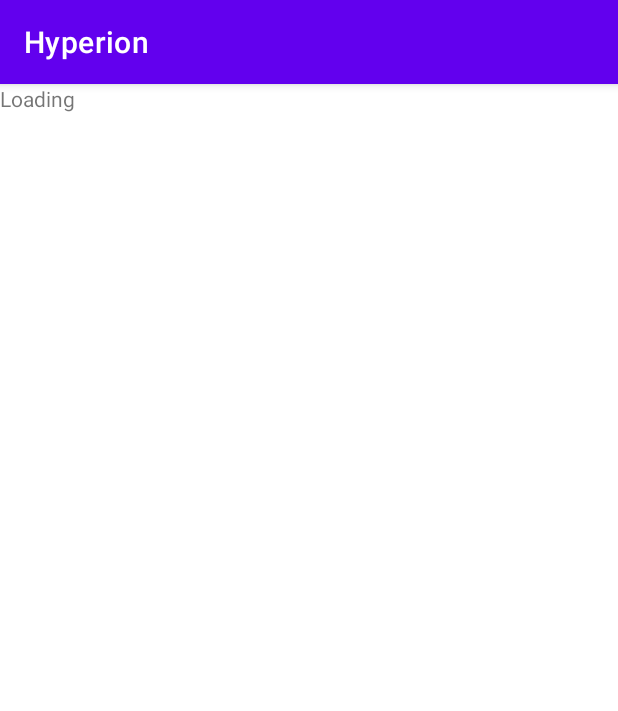
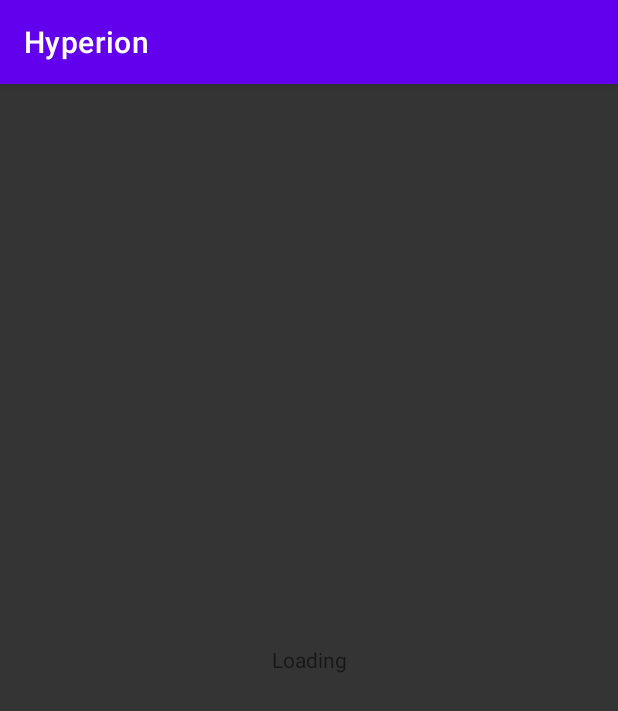
Before and after one commit to MacaronFR/AndroidAppHyperion, an Android app: the screen it shows after launch (LoadingActivity), after a tap on "LOG IN", on a phone screen of 412 x 824 dp. Shown: the top 711 px of the screen. Run offline under Robolectric (Android 15) with nearby library versions, the phone set to English and light mode, and no system bars; 2 statements that could not run were skipped.

Commit message:
style on loading view

```diff
--- a/app/src/main/java/fr/macaron_dev/hyperion/API.kt
+++ b/app/src/main/java/fr/macaron_dev/hyperion/API.kt
@@ -16,7 +16,7 @@
     private val clientId = "1234"
     private val clientSecret = "9876"
     @Transient
-    private val httpClient = HttpClient()
+    private val httpClient = HttpClient(CIO)
 
     suspend fun connect(mail: String, password: String): Boolean{
         val res = request("/token/$clientId/$clientSecret/$mail/$password")
--- a/app/src/main/java/fr/macaron_dev/hyperion/LoadingActivity.kt
+++ b/app/src/main/java/fr/macaron_dev/hyperion/LoadingActivity.kt
@@ -1,7 +1,6 @@
 package fr.macaron_dev.hyperion
 
 import android.os.Bundle
-import android.os.PersistableBundle
 import android.widget.Toast
 import androidx.appcompat.app.AppCompatActivity
 import kotlinx.coroutines.CoroutineScope
--- a/app/src/main/java/fr/macaron_dev/hyperion/LoginActivity.kt
+++ b/app/src/main/java/fr/macaron_dev/hyperion/LoginActivity.kt
@@ -5,12 +5,7 @@
 import android.view.View
 import android.widget.Button
 import android.widget.EditText
-import android.widget.Toast
 import androidx.appcompat.app.AppCompatActivity
-import kotlinx.coroutines.CoroutineScope
-import kotlinx.coroutines.Dispatchers
-import kotlinx.coroutines.launch
-import kotlinx.coroutines.withContext
 
 
 class LoginActivity : AppCompatActivity() {
--- a/app/src/main/java/fr/macaron_dev/hyperion/utils.kt
+++ b/app/src/main/java/fr/macaron_dev/hyperion/utils.kt
@@ -2,7 +2,7 @@
 
 import java.security.MessageDigest
 
-val api = API();
+val api = API()
 
 fun hashSHA256(input: String): String{
     val digest = MessageDigest.getInstance("SHA-256")
--- a/app/src/main/res/layout/loading.xml
+++ b/app/src/main/res/layout/loading.xml
@@ -1,11 +1,21 @@
 <?xml version="1.0" encoding="utf-8"?>
 <androidx.constraintlayout.widget.ConstraintLayout xmlns:android="http://schemas.android.com/apk/res/android"
-                                                   xmlns:tools="http://schemas.android.com/tools" android:layout_width="match_parent"
+                                                   xmlns:app="http://schemas.android.com/apk/res-auto" xmlns:tools="http://schemas.android.com/tools" android:layout_width="match_parent"
                                                    android:layout_height="match_parent">
 
-    <TextView
-            android:text="Loading"
-            android:layout_width="wrap_content"
-            android:layout_height="wrap_content" android:id="@+id/textView" tools:layout_editor_absoluteY="315dp"
-            tools:layout_editor_absoluteX="153dp"/>
+    <LinearLayout
+            android:orientation="vertical"
+            android:layout_width="match_parent"
+            android:layout_height="match_parent" app:layout_constraintTop_toTopOf="parent"
+            app:layout_constraintStart_toStartOf="parent"
+            android:gravity="center"
+            android:background="@color/back_ground">
+        <TextView
+                android:text="Loading"
+                android:textAlignment="center"
+                android:layout_width="match_parent"
+                android:layout_height="wrap_content" android:id="@+id/textView"
+                android:layout_gravity="center"
+        />
+    </LinearLayout>
 </androidx.constraintlayout.widget.ConstraintLayout>
```
